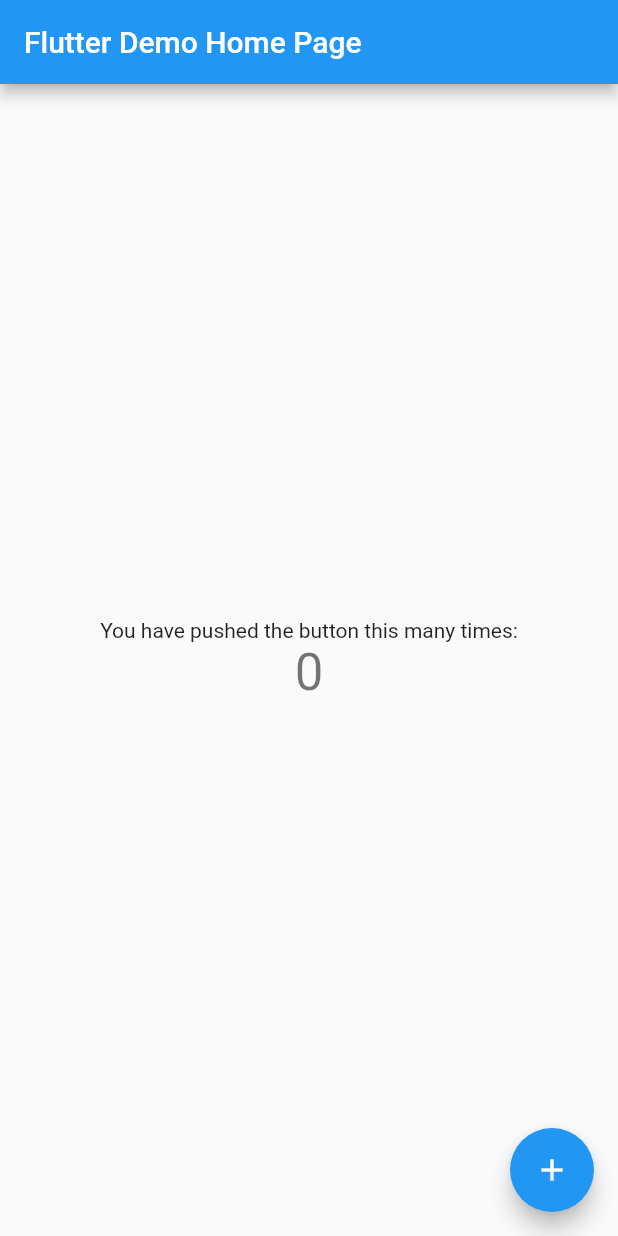
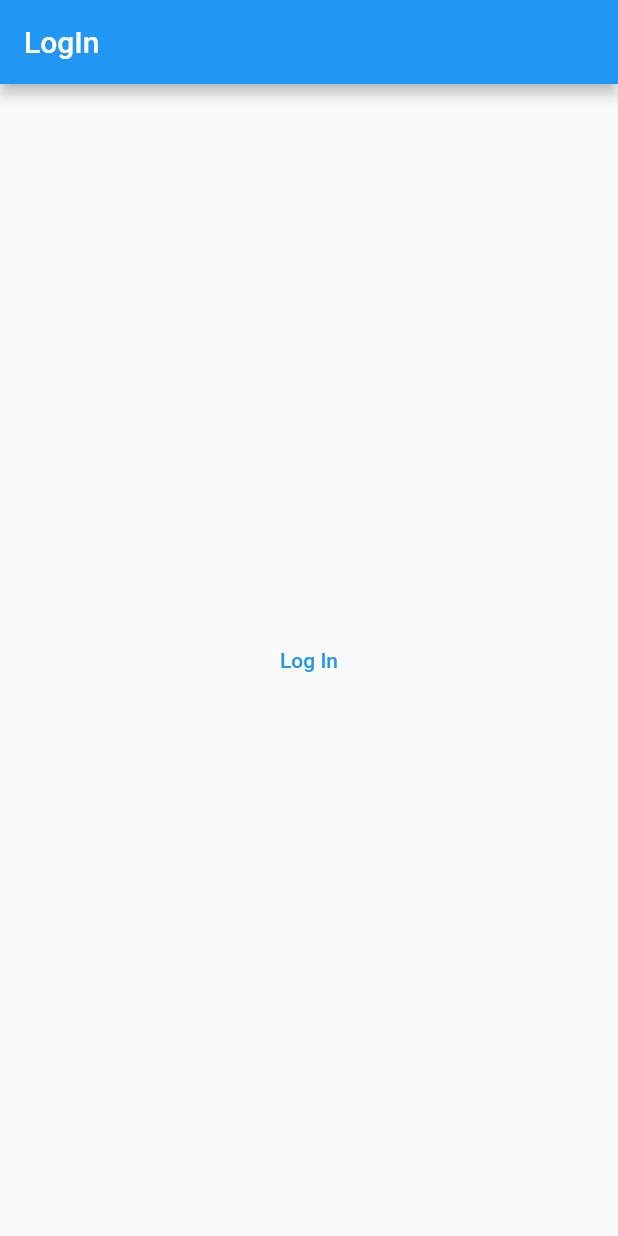
Before and after one commit to Ryotaewamoto/bad-log, a Flutter app: the screen it shows after launch, on a phone screen of 412 x 824 dp. Run offline on Flutter 3.47's test engine with Material 2 defaults, Android fonts, the phone set to English and light mode, and no system bars; our stand-ins replace firebase_auth, firebase_core, font_awesome_flutter, gap, hooks_riverpod; accounts and stored records are empty; statements that could not run were skipped.

```diff
--- /dev/null
+++ b/lib/app.dart
@@ -0,0 +1,18 @@
+import 'package:flutter/material.dart';
+
+import 'pages/auth_page.dart';
+
+class App extends StatelessWidget {
+  const App({super.key});
+
+  @override
+  Widget build(BuildContext context) {
+    return MaterialApp(
+      title: 'BadLog',
+      theme: ThemeData(
+        primarySwatch: Colors.blue,
+      ),
+      home: const AuthPage(),
+    );
+  }
+}
--- /dev/null
+++ b/lib/features/auth.dart
@@ -0,0 +1,10 @@
+import 'package:firebase_auth/firebase_auth.dart';
+import 'package:hooks_riverpod/hooks_riverpod.dart';
+
+final authProvider = Provider<FirebaseAuth>(
+  (_) => FirebaseAuth.instance,
+);
+
+final authUserProvider = StreamProvider<User?>(
+  (ref) => ref.watch(authProvider).authStateChanges(),
+);
--- a/lib/main.dart
+++ b/lib/main.dart
@@ -1,8 +1,9 @@
-import 'package:firebase_auth/firebase_auth.dart';
 import 'package:firebase_core/firebase_core.dart';
 import 'package:flutter/material.dart';
 import 'package:flutter/services.dart';
+import 'package:hooks_riverpod/hooks_riverpod.dart';
 
+import 'app.dart';
 import 'utils/settings.dart';
 
 Future<void> main() async {
@@ -11,78 +12,9 @@ Future<void> main() async {
   await SystemChrome.setPreferredOrientations([DeviceOrientation.portraitUp]);
   // Firebase を初期化する。
   await Firebase.initializeApp(options: flavor.firebaseOptions);
-  // FirebaseUser を取得する
-  final firebaseUser = await FirebaseAuth.instance.userChanges().first;
-  debugPrint('uid = ${firebaseUser?.uid}');
-  if (firebaseUser == null) {
-    // 未サインインなら匿名ユーザーでサインインする
-    final credential = await FirebaseAuth.instance.signInAnonymously();
-    final uid = credential.user!.uid;
-    debugPrint('Signed in: uid = $uid');
-  }
   runApp(
-    const MyApp(),
+    const ProviderScope(
+      child: App(),
+    ),
   );
 }
-
-class MyApp extends StatelessWidget {
-  const MyApp({super.key});
-
-  @override
-  Widget build(BuildContext context) {
-    return MaterialApp(
-      title: 'Flutter Demo',
-      theme: ThemeData(
-        primarySwatch: Colors.blue,
-      ),
-      home: const MyHomePage(title: 'Flutter Demo Home Page'),
-    );
-  }
-}
-
-class MyHomePage extends StatefulWidget {
-  const MyHomePage({super.key, required this.title});
-
-  final String title;
-
-  @override
-  State<MyHomePage> createState() => _MyHomePageState();
-}
-
-class _MyHomePageState extends State<MyHomePage> {
-  int _counter = 0;
-
-  void _incrementCounter() {
-    setState(() {
-      _counter++;
-    });
-  }
-
-  @override
-  Widget build(BuildContext context) {
-    return Scaffold(
-      appBar: AppBar(
-        title: Text(widget.title),
-      ),
-      body: Center(
-        child: Column(
-          mainAxisAlignment: MainAxisAlignment.center,
-          children: <Widget>[
-            const Text(
-              'You have pushed the button this many times:',
-            ),
-            Text(
-              '$_counter',
-              style: Theme.of(context).textTheme.headline4,
-            ),
-          ],
-        ),
-      ),
-      floatingActionButton: FloatingActionButton(
-        onPressed: _incrementCounter,
-        tooltip: 'Increment',
-        child: const Icon(Icons.add),
-      ),
-    );
-  }
-}
--- /dev/null
+++ b/lib/pages/auth_page.dart
@@ -0,0 +1,29 @@
+import 'package:bad_log/features/auth.dart';
+import 'package:bad_log/pages/error_page.dart';
+import 'package:bad_log/pages/home_page.dart';
+import 'package:bad_log/pages/log_in_page.dart';
+import 'package:flutter/material.dart';
+import 'package:hooks_riverpod/hooks_riverpod.dart';
+
+class AuthPage extends HookConsumerWidget {
+  const AuthPage({super.key});
+
+  @override
+  Widget build(BuildContext context, WidgetRef ref) {
+    return ref.watch(authUserProvider).when(
+      data: (data) {
+        if (data != null) {
+          return const HomePage();
+        } else {
+          return const LogInPage();
+        }
+      },
+      error: (error, stackTrace) {
+        return const ErrorPage();
+      },
+      loading: () {
+        return const CircularProgressIndicator();
+      },
+    );
+  }
+}
--- /dev/null
+++ b/lib/pages/log_in_page.dart
@@ -0,0 +1,37 @@
+import 'package:bad_log/features/auth.dart';
+import 'package:bad_log/pages/home_page.dart';
+import 'package:flutter/material.dart';
+import 'package:hooks_riverpod/hooks_riverpod.dart';
+
+class LogInPage extends HookConsumerWidget {
+  const LogInPage({super.key});
+
+  @override
+  Widget build(BuildContext context, WidgetRef ref) {
+    return Scaffold(
+      appBar: AppBar(
+        title: const Text('LogIn'),
+      ),
+      body: Center(
+        child: TextButton(
+          onPressed: () async {
+            // 匿名ユーザーでサインインする
+            await ref.watch(authProvider).signInAnonymously();
+
+            // https://twitter.com/riscait/status/1607587400271921152
+            // context.mounted が可能になった時に置き換える
+            // ignore: use_build_context_synchronously
+            await Navigator.pushAndRemoveUntil<dynamic>(
+              context,
+              MaterialPageRoute<dynamic>(
+                builder: (_) => const HomePage(),
+              ),
+              (_) => false,
+            );
+          },
+          child: const Text('Log In'),
+        ),
+      ),
+    );
+  }
+}
--- a/lib/utils/settings.dart
+++ b/lib/utils/settings.dart
@@ -10,7 +10,6 @@ final flavor = Flavor.values.firstWhere((f) => f.name == flavorString);
 
 /// Flutter のビルドオプションの flavor
 enum Flavor {
-  local,
   dev,
   prod;
 
@@ -22,7 +21,6 @@ enum Flavor {
       case prod:
         return prod_options.DefaultFirebaseOptions.currentPlatform;
       case dev:
-      case local:
         return dev_options.DefaultFirebaseOptions.currentPlatform;
     }
   }
--- a/pubspec.yaml
+++ b/pubspec.yaml
@@ -14,6 +14,9 @@ dependencies:
   firebase_core: ^2.4.1
   flutter:
     sdk: flutter
+  font_awesome_flutter: ^10.3.0
+  gap: ^2.0.1
+  hooks_riverpod: ^2.1.3
 
 dev_dependencies:
   flutter_test:
```
Also changed, not shown: lib/pages/account_page.dart (added, +38 -0 lines), lib/pages/error_page.dart (added, +12 -0 lines), lib/pages/home_page.dart (added, +32 -0 lines), lib/pages/sign_up_page.dart (added, +12 -0 lines), lib/utils/constants/app_colors.dart (added, +14 -0 lines), lib/utils/constants/measure.dart (added, +79 -0 lines), pubspec.lock, 1 other file.
